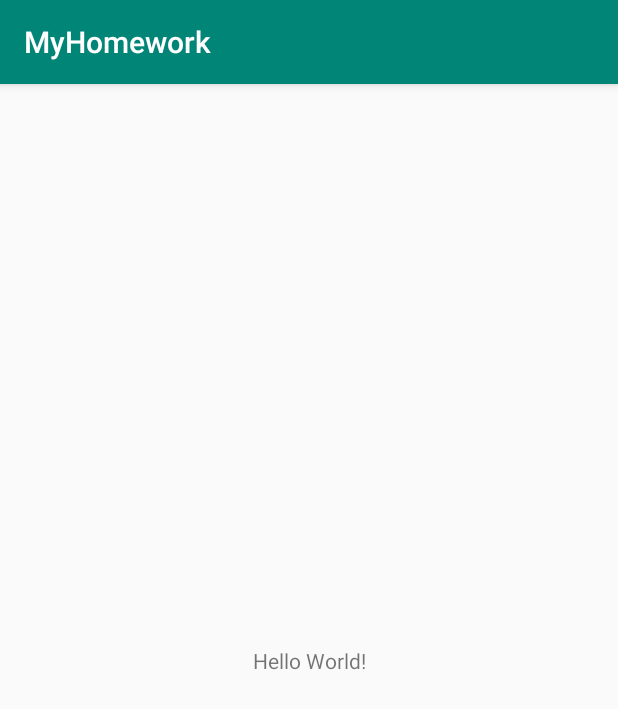
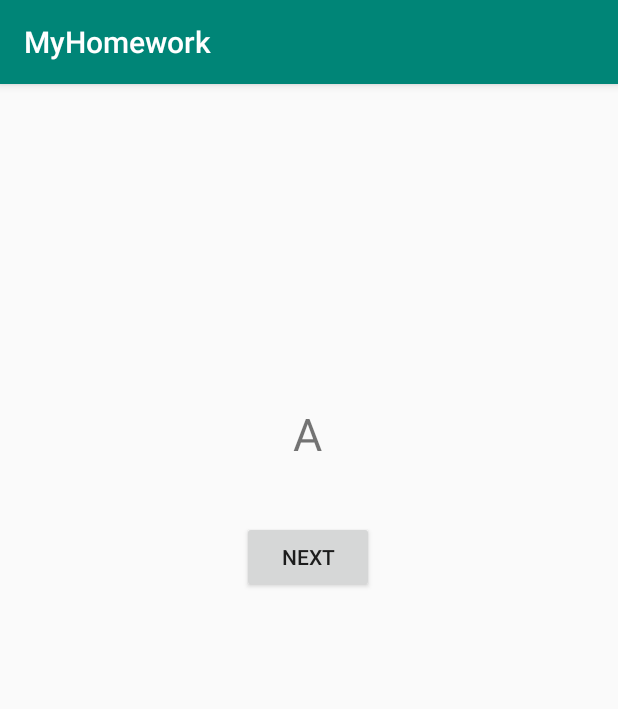
Before and after one commit to Seregaryz/HomeWork, an Android app: the screen it shows after launch (MainActivity), on a phone screen of 412 x 824 dp. Shown: the top 709 px of the screen. Run offline under Robolectric (Android 15) with nearby library versions, the phone set to English and light mode, and no system bars.

Commit message:
Add task 1

```diff
--- a/app/build.gradle
+++ b/app/build.gradle
@@ -16,6 +16,10 @@ android {
             proguardFiles getDefaultProguardFile('proguard-android-optimize.txt'), 'proguard-rules.pro'
         }
     }
+    compileOptions {
+        sourceCompatibility = 1.8
+        targetCompatibility = 1.8
+    }
 }
 
 dependencies {
--- a/app/src/main/java/com/example/myhomework/MainActivity.java
+++ b/app/src/main/java/com/example/myhomework/MainActivity.java
@@ -2,14 +2,29 @@ package com.example.myhomework;
 
 import androidx.appcompat.app.AppCompatActivity;
 
+import android.content.Intent;
 import android.os.Bundle;
+import android.view.View;
+import android.widget.Button;
+
+import com.example.myhomework.R;
 
 public class MainActivity extends AppCompatActivity {
+
+    Button next1;
 
     @Override
     protected void onCreate(Bundle savedInstanceState) {
         super.onCreate(savedInstanceState);
         setContentView(R.layout.activity_main);
+        next1 = (Button)findViewById(R.id.btn_next1);
+        next1.setOnClickListener(v -> {
+            Intent intent = new Intent(this, com.example.myhomework.SecondActivity.class);
+            startActivity(intent);
+        });
     }
 
+    public void onButtonClick(View v){
+
+    }
 }
--- a/app/src/main/res/layout/activity_main.xml
+++ b/app/src/main/res/layout/activity_main.xml
@@ -6,13 +6,29 @@
     android:layout_height="match_parent"
     tools:context=".MainActivity">
 
-    <TextView
+    <Button
+        android:id="@+id/btn_next1"
         android:layout_width="wrap_content"
         android:layout_height="wrap_content"
-        android:text="Hello World!"
+        android:text="Next"
         app:layout_constraintBottom_toBottomOf="parent"
+        app:layout_constraintEnd_toEndOf="parent"
+        app:layout_constraintHorizontal_bias="0.498"
+        app:layout_constraintStart_toStartOf="parent"
+        app:layout_constraintTop_toTopOf="parent"
+        app:layout_constraintVertical_bias="0.405" />
+
+    <TextView
+        android:id="@+id/textView"
+        android:layout_width="wrap_content"
+        android:layout_height="wrap_content"
+        android:text="A"
+        android:textSize="30sp"
+        app:layout_constraintBottom_toBottomOf="parent"
+        app:layout_constraintHorizontal_bias="0.498"
         app:layout_constraintLeft_toLeftOf="parent"
         app:layout_constraintRight_toRightOf="parent"
-        app:layout_constraintTop_toTopOf="parent" />
+        app:layout_constraintTop_toTopOf="parent"
+        app:layout_constraintVertical_bias="0.292" />
 
 </androidx.constraintlayout.widget.ConstraintLayout>
```
Also changed, not shown: app/src/main/AndroidManifest.xml (+28 -0 lines).
